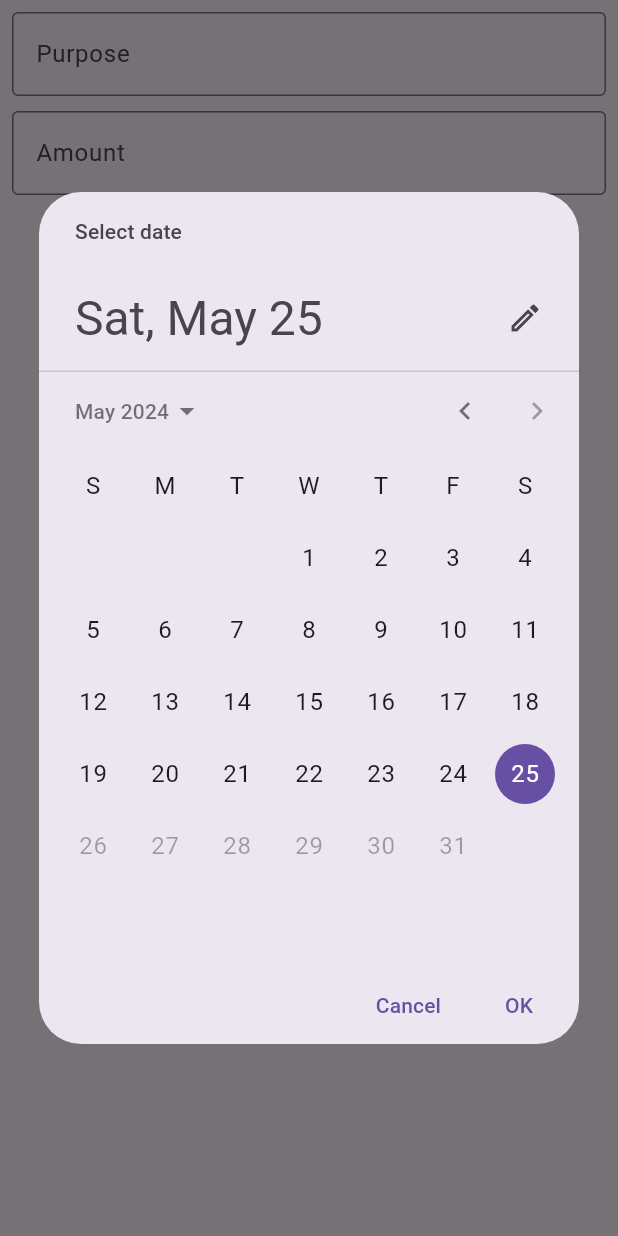
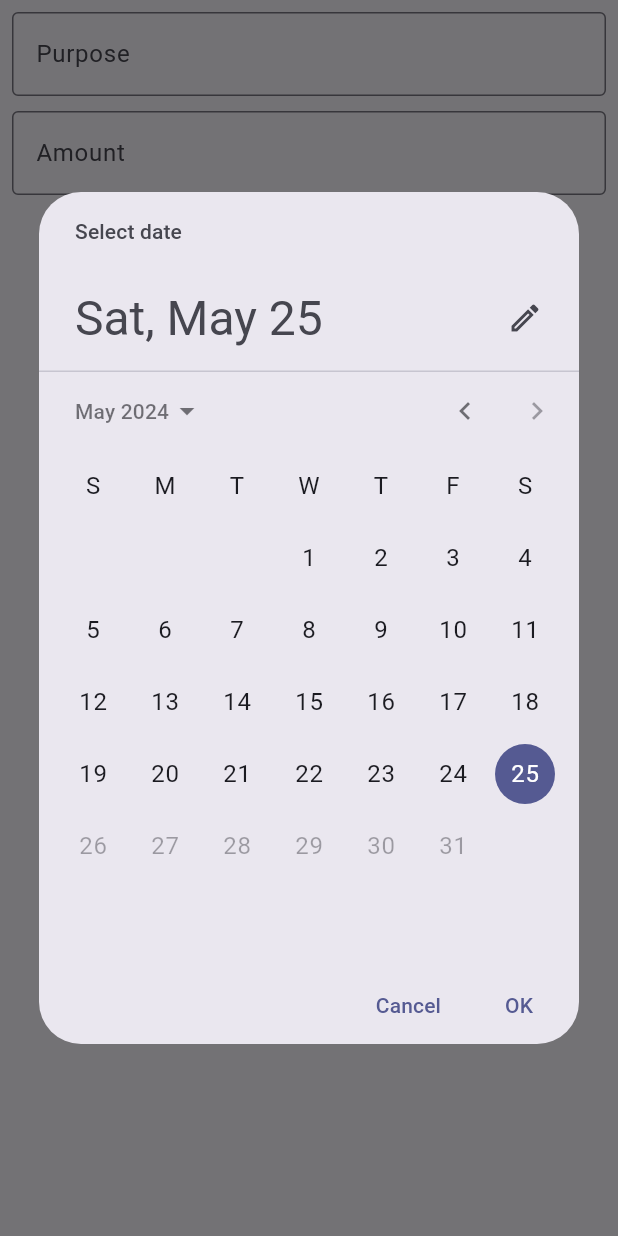
Before and after one commit to sarath604/money-manager, a Flutter app: the ScreenaddTransaction screen opened by its route, after a tap on "Select Date", on a phone screen of 412 x 824 dp. Run offline on Flutter 3.47's test engine with Material 3 defaults, Android fonts, the phone set to English and light mode, and no system bars; our stand-ins replace flutter_slidable, hive, hive_flutter; accounts and stored records are empty.

Commit message:
modified themdata

```diff
--- a/money_management/lib/main.dart
+++ b/money_management/lib/main.dart
@@ -5,7 +5,8 @@ import 'package:money_management/models/transactions/transaction_model.dart';
 import 'package:money_management/sreens/splash_screen.dart';
 
 import 'package:money_management/transactions/add_transactions.dart';
- final appcolor =  Color.fromARGB(199, 6, 14, 159);
+
+const appcolor = Color.fromARGB(199, 6, 14, 159);
 Future<void> main() async {
   WidgetsFlutterBinding.ensureInitialized();
   await Hive.initFlutter();
@@ -34,7 +35,9 @@ class MyApp extends StatelessWidget {
     return MaterialApp(
       debugShowCheckedModeBanner: false,
       theme: ThemeData(
-        primaryColor:appcolor ,
+        colorScheme: ColorScheme.fromSeed(seedColor: appcolor),
+        primaryColor: appcolor,
+
       ),
       home: const ScreenSplash(),
       routes: {
--- a/money_management/lib/sreens/sreen_home.dart
+++ b/money_management/lib/sreens/sreen_home.dart
@@ -8,9 +8,7 @@ import 'package:money_management/transactions/screen_transaction.dart';
 
 class ScreenHome extends StatelessWidget {
   const ScreenHome({super.key});
-
   static ValueNotifier<int> selectedindex = ValueNotifier(0);
-
   final _page = const [ScreenTransaction(), ScreenCategory()];
 
   @override
@@ -37,10 +35,10 @@ class ScreenHome extends StatelessWidget {
       floatingActionButton: FloatingActionButton(
         onPressed: () {
           if (selectedindex.value == 0) {
-            print('add teansaction');
+           // print('add teansaction');
             Navigator.of(context).pushNamed(ScreenaddTransaction.routename);
           } else {
-            print('add category');
+          //  print('add category');
 
             ShowCategoryAddPopup(context);
           }
```
